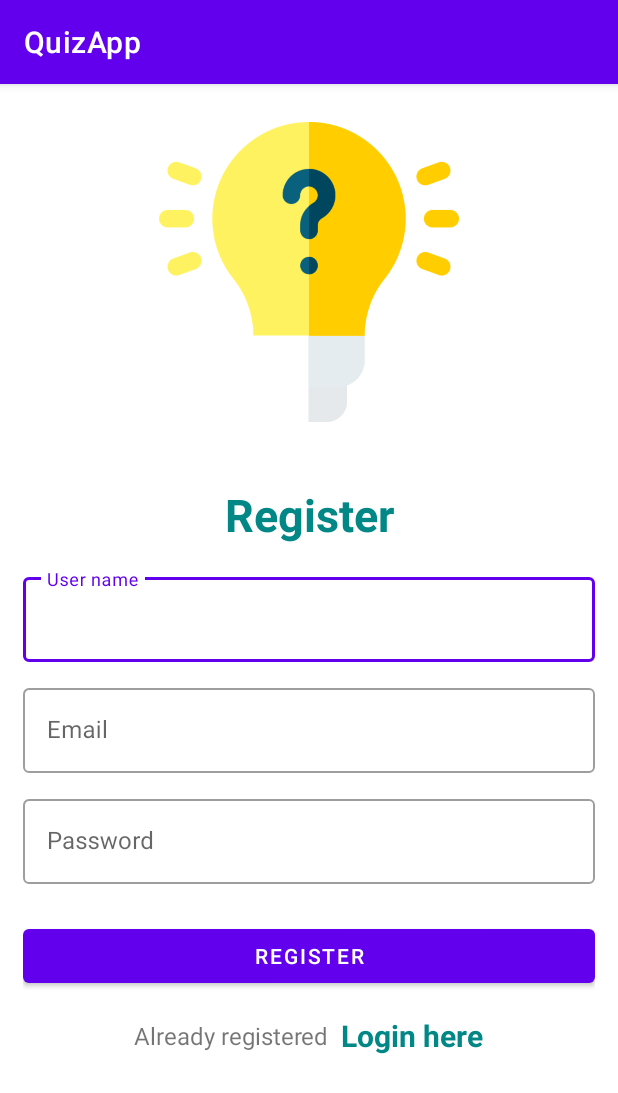
After one commit to chilasak/QuizApp, an Android app: the register screen opened directly, with no data from a screen before it, on a phone screen of 412 x 824 dp. The commit adds this screen. Shown: the top 1093 px of the screen. Run offline under Robolectric (Android 15) with nearby library versions, the phone set to English and light mode, and no system bars; our stand-ins replace Firebase (no records; nobody signed in at launch, a user with empty details on screens opened directly).

```diff
--- a/app/build.gradle
+++ b/app/build.gradle
@@ -34,6 +34,7 @@ dependencies {
     implementation 'com.google.android.material:material:1.7.0'
     implementation 'androidx.constraintlayout:constraintlayout:2.1.4'
     implementation 'com.google.firebase:firebase-database:20.1.0'
+    implementation 'com.google.firebase:firebase-auth:21.1.0'
     testImplementation 'junit:junit:4.13.2'
     androidTestImplementation 'androidx.test.ext:junit:1.1.4'
     androidTestImplementation 'androidx.test.espresso:espresso-core:3.5.0'
--- /dev/null
+++ b/app/src/main/java/com/quizapp/quizapp/register.java
@@ -0,0 +1,90 @@
+package com.quizapp.quizapp;
+
+import androidx.annotation.NonNull;
+import androidx.appcompat.app.AppCompatActivity;
+
+import android.content.Intent;
+import android.os.Bundle;
+import android.text.TextUtils;
+import android.widget.Button;
+import android.widget.TextView;
+import android.widget.Toast;
+
+import com.google.android.gms.tasks.OnCompleteListener;
+import com.google.android.gms.tasks.Task;
+import com.google.android.material.textfield.TextInputEditText;
+import com.google.firebase.auth.AuthResult;
+import com.google.firebase.auth.FirebaseAuth;
+import com.google.firebase.database.FirebaseDatabase;
+
+public class register extends AppCompatActivity {
+    TextInputEditText etRegEmail;
+    TextInputEditText etRegPassword;
+    TextInputEditText ename;
+    TextView tvLoginHere;
+    Button btnRegister;
+
+    FirebaseAuth mAuth;
+
+    @Override
+    protected void onCreate(Bundle savedInstanceState) {
+        super.onCreate(savedInstanceState);
+        setContentView(R.layout.activity_register);
+
+        etRegEmail = findViewById(R.id.etRegEmail);
+        ename = findViewById(R.id.ename);
+        etRegPassword = findViewById(R.id.etRegPass);
+        tvLoginHere = findViewById(R.id.tvLoginHere);
+        btnRegister = findViewById(R.id.btnRegister);
+
+        mAuth = FirebaseAuth.getInstance();
+
+        btnRegister.setOnClickListener(view ->{
+            createUser();
+        });
+
+        tvLoginHere.setOnClickListener(view ->{
+            startActivity(new Intent(register.this, login.class));
+        });
+
+    }
+
+    private void createUser(){
+        String email = etRegEmail.getText().toString();
+        String name =  ename.getText().toString();
+        String password = etRegPassword.getText().toString();
+
+        if (TextUtils.isEmpty(name)) {
+            etRegEmail.setError("Name cannot be empty");
+
+        }else if (TextUtils.isEmpty(email)){
+            etRegEmail.setError("Email cannot be empty");
+            etRegEmail.requestFocus();
+        }else if (TextUtils.isEmpty(password)){
+            etRegPassword.setError("Password cannot be empty");
+            etRegPassword.requestFocus();
+        }else{
+            mAuth.createUserWithEmailAndPassword(email,password).addOnCompleteListener(new OnCompleteListener<AuthResult>() {
+                @Override
+                public void onComplete(@NonNull Task<AuthResult> task) {
+                    User user = new User(name,email);
+                    if (task.isSuccessful()){
+                        FirebaseDatabase.getInstance().getReference("Users")
+                                        .child( FirebaseAuth.getInstance().getCurrentUser().getUid())
+                                                .setValue(user).addOnCompleteListener(new OnCompleteListener<Void>() {
+                                    @Override
+                                    public void onComplete(@NonNull Task<Void> task) {
+                                        Toast.makeText(register.this, "User registered successfully", Toast.LENGTH_SHORT).show();
+                                        startActivity(new Intent(register.this, login.class));
+                                    }
+                                });
+
+                    }else{
+                        Toast.makeText(register.this, "Registration Error: " + task.getException().getMessage(), Toast.LENGTH_SHORT).show();
+                    }
+                }
+            });
+        }
+    }
+
+}
--- /dev/null
+++ b/app/src/main/res/drawable/round_back.xml
@@ -0,0 +1,6 @@
+<?xml version="1.0" encoding="utf-8"?>
+<shape xmlns:android="http://schemas.android.com/apk/res/android"
+    android:shape="rectangle">
+    <solid android:color="#FFFFFF"/>
+    <corners android:radius="10dp"/>
+</shape>
--- /dev/null
+++ b/app/src/main/res/drawable/round_back1.xml
@@ -0,0 +1,6 @@
+<?xml version="1.0" encoding="utf-8"?>
+<shape xmlns:android="http://schemas.android.com/apk/res/android"
+    android:shape="rectangle">
+    <solid android:color="@color/black"/>
+    <corners android:radius="20dp"/>
+</shape>
--- a/app/src/main/res/layout/activity_ketqua.xml
+++ b/app/src/main/res/layout/activity_ketqua.xml
@@ -36,7 +36,9 @@
             android:layout_height="wrap_content"
             android:layout_marginTop="10dp"
             android:letterSpacing=".1"
+            android:id="@+id/name"
             android:text="CHÚC MƯNG BẠN"
+            android:textAllCaps="true"
             android:textColor="#FFFFFF"
             android:textSize="30sp"
             android:textStyle="bold" />
--- /dev/null
+++ b/app/src/main/res/layout/activity_register.xml
@@ -0,0 +1,116 @@
+<?xml version="1.0" encoding="utf-8"?>
+<LinearLayout xmlns:android="http://schemas.android.com/apk/res/android"
+    xmlns:app="http://schemas.android.com/apk/res-auto"
+    xmlns:tools="http://schemas.android.com/tools"
+    android:layout_width="match_parent"
+    android:layout_height="match_parent"
+    android:gravity="center"
+    android:orientation="vertical"
+
+    tools:context=".login">
+    <ImageView
+        android:id="@+id/imageView"
+        android:layout_width="200dp"
+        android:layout_height="200dp"
+        android:layout_gravity="center"
+        android:layout_marginTop="25dp"
+        android:src="@drawable/quiz_icon" />
+    <LinearLayout
+        android:layout_width="match_parent"
+        android:layout_height="match_parent"
+        android:orientation="vertical"
+        android:layout_gravity="center"
+        android:layout_marginEnd="15dp"
+        android:layout_marginStart="15dp"
+        android:layout_marginTop="25dp">
+
+
+        <TextView
+            android:layout_width="match_parent"
+            android:layout_height="wrap_content"
+            android:text="Register"
+            android:textSize="30sp"
+            android:textStyle="bold"
+            android:textColor="@color/teal_700"
+            android:gravity="center_horizontal"
+            android:layout_marginVertical="16dp"/>
+
+        <com.google.android.material.textfield.TextInputLayout
+            android:layout_width="match_parent"
+            style="@style/Widget.MaterialComponents.TextInputLayout.OutlinedBox"
+            android:layout_height="wrap_content"
+            android:layout_marginBottom="12dp">
+
+            <com.google.android.material.textfield.TextInputEditText
+                android:id="@+id/ename"
+                android:layout_width="match_parent"
+                android:layout_height="wrap_content"
+                android:hint="User name"
+
+                android:inputType="text"/>
+        </com.google.android.material.textfield.TextInputLayout>
+
+
+        <com.google.android.material.textfield.TextInputLayout
+            android:layout_width="match_parent"
+            style="@style/Widget.MaterialComponents.TextInputLayout.OutlinedBox"
+            android:layout_height="wrap_content">
+
+            <com.google.android.material.textfield.TextInputEditText
+                android:id="@+id/etRegEmail"
+                android:layout_width="match_parent"
+                android:layout_height="wrap_content"
+                android:hint="Email"
+                android:inputType="textEmailAddress"/>
+        </com.google.android.material.textfield.TextInputLayout>
+
+
+        <com.google.android.material.textfield.TextInputLayout
+            android:layout_width="match_parent"
+            style="@style/Widget.MaterialComponents.TextInputLayout.OutlinedBox"
+            android:layout_height="wrap_content"
+            android:layout_marginTop="12dp">
+
+            <com.google.android.material.textfield.TextInputEditText
+                android:id="@+id/etRegPass"
+                android:layout_width="match_parent"
+                android:layout_height="wrap_content"
+                android:hint="Password"
+                android:inputType="textPassword"/>
+        </com.google.android.material.textfield.TextInputLayout>
+
+        <com.google.android.material.button.MaterialButton
+            android:id="@+id/btnRegister"
+            android:layout_width="match_parent"
+            android:layout_height="wrap_content"
+            android:layout_marginTop="24dp"
+            android:text="Register"/>
+
+        <LinearLayout
+            android:layout_width="match_parent"
+            android:layout_height="wrap_content"
+            android:layout_marginTop="15dp"
+            android:gravity="center"
+            android:orientation="horizontal">
+
+            <TextView
+                android:layout_width="wrap_content"
+                android:layout_height="wrap_content"
+                android:text="Already registered"
+                android:textSize="16sp"/>
+
+            <TextView
+                android:id="@+id/tvLoginHere"
+                android:layout_width="wrap_content"
+                android:layout_height="wrap_content"
+                android:layout_marginLeft="8dp"
+                android:text="Login here"
+                android:textColor="@color/teal_700"
+                android:textStyle="bold"
+                android:textSize="20sp"/>
+
+        </LinearLayout>
+
+    </LinearLayout>
+
+</LinearLayout>
```
Also changed, not shown: app/src/main/AndroidManifest.xml (+10 -1 lines), app/src/main/java/com/quizapp/quizapp/Mon.java (added, +14 -0 lines), app/src/main/java/com/quizapp/quizapp/StartActivity.java (+19 -0 lines), app/src/main/java/com/quizapp/quizapp/User.java (added, +38 -0 lines), app/src/main/java/com/quizapp/quizapp/ketqua.java (+32 -0 lines), app/src/main/java/com/quizapp/quizapp/login.java (added, +75 -0 lines), app/src/main/res/layout/activity_login.xml (added, +101 -0 lines), app/src/main/res/layout/activity_main.xml (+24 -29 lines), app/src/main/res/layout/activity_mon.xml (added, +161 -0 lines), app/src/main/res/drawable-v24/icon1.png (added), app/src/main/res/drawable-v24/nen.PNG (added), app/src/main/res/drawable-v24/quiz.png (added).
